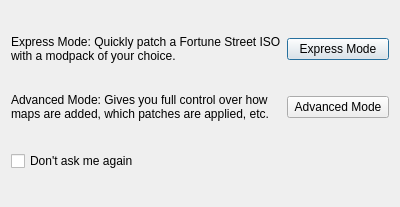
Old version of the form choosemode.ui in the repository FortuneStreetModding/csmm-qt.
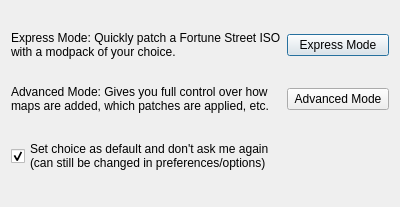
New version of the form.

Commit message: persist mode choice

```diff
--- a/choosemode.ui
+++ b/choosemode.ui
@@ -51,7 +51,11 @@
    <item row="2" column="0">
     <widget class="QCheckBox" name="dontAskAgain">
      <property name="text">
-      <string>Don't ask me again</string>
+      <string>Set choice as default and don't ask me again
+(can still be changed in preferences/options)</string>
+     </property>
+     <property name="checked">
+      <bool>true</bool>
      </property>
     </widget>
    </item>
```
The commit also changes 6 other files.
